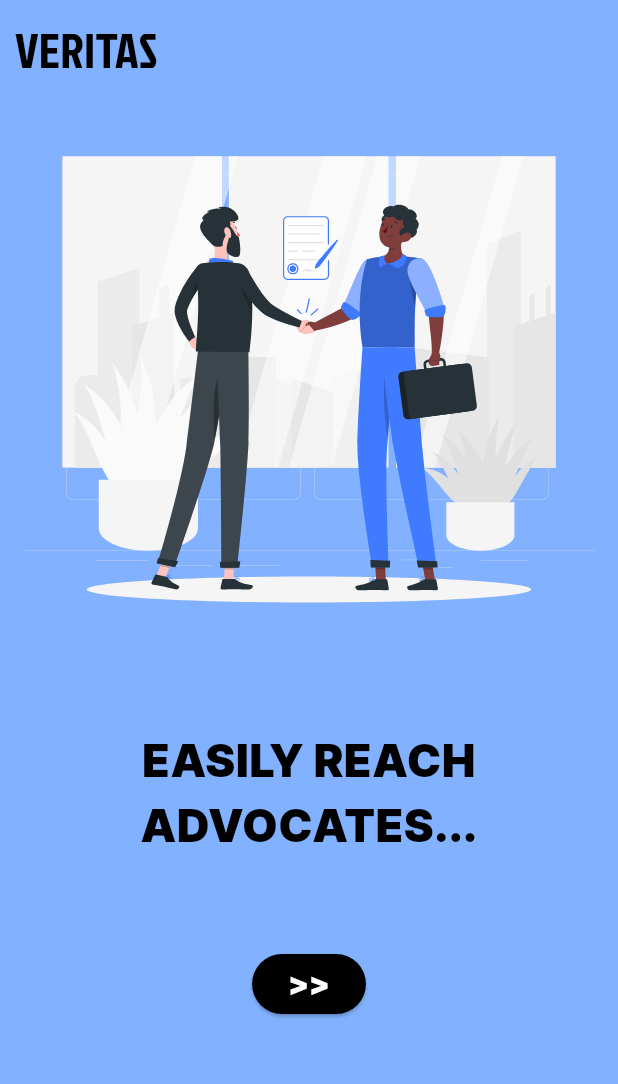
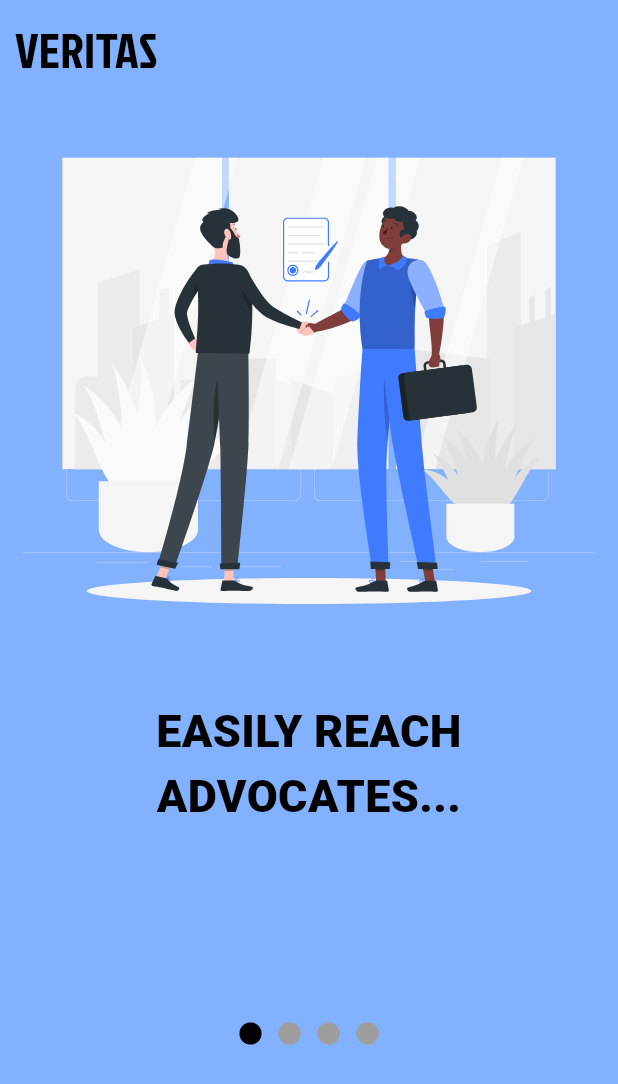
Before and after one commit to Veritas-app/veritas_app, a Flutter app: the screen it shows after launch, after a tap on "I need an ADVOCATE", on a phone screen of 412 x 824 dp. Shown: the top 1084 px of the screen. Run offline on Flutter 3.47's test engine with Material 3 defaults, Android fonts, the phone set to English and light mode, and no system bars; our stand-ins replace firebase_auth, firebase_core, flutter_svg; accounts and stored records are empty.

Commit message:
still need to complete lot of work

```diff
--- a/lib/main.dart
+++ b/lib/main.dart
@@ -1,14 +1,22 @@
 import 'package:flutter/material.dart';
 import 'package:flutter/services.dart';
 import 'package:flutter/scheduler.dart';
+
 import 'package:veritas/pages/signupdetails.dart';
 import 'package:veritas/pages/splash.dart';
 import 'package:veritas/pages/imlawyer.dart';
 import 'package:veritas/pages/client/clientfeature.dart';
 import 'package:veritas/pages/loginpage.dart';
 import 'package:veritas/pages/client/clientdashboard.dart';
+import 'package:firebase_auth/firebase_auth.dart';
+import "package:firebase_core/firebase_core.dart";
+import 'package:veritas/firebase_options.dart';
 
-void main() => runApp(MaterialApp(
+
+void main(){
+  // WidgetsFlutterBinding.ensureInitialized();
+  // Firebase.initializeApp(options: DefaultFirebaseOptions.currentPlatform);
+  return runApp(MaterialApp(
     // home: Splash(),
     initialRoute: "/first",
     routes: {
@@ -18,8 +26,10 @@ void main() => runApp(MaterialApp(
       "/login": (context) => login(),
       "/cldashboard": (context) => cldashboard(),
       "/signupdetails": (context) => signInDetails()
-  },
-));
+    },
+  )
+  );
+}
 
 // class Splash extends StatelessWidget {
 //   @override
--- a/lib/pages/client/clientfeature.dart
+++ b/lib/pages/client/clientfeature.dart
@@ -1,27 +1,44 @@
 import 'package:flutter/material.dart';
 import 'package:flutter_svg/flutter_svg.dart';
+import 'package:veritas/pages/functions.dart';
+
 
 class clfeat extends StatefulWidget {
+  // const clfeat({key}) : super(key:key);
+
   @override
   State<clfeat> createState() => _clfeatState();
 }
 
 class _clfeatState extends State<clfeat> {
-  int counter = 1;
+  late final PageController pageController;
+  int pageNo = 0;
+  int counter = 0;
 
   Map feattext = {
-    1: "EASILY REACH ADVOCATES...",
-    2: "CLEAR YOUR DOUBTS RELATED TO YOUR CASE...",
-    3: "PRIVACY REGARDING THE CASE",
-    4: "GET TOP LAWYERS NEAR YOUR AREA",
+    0: "EASILY REACH ADVOCATES...",
+    1: "CLEAR YOUR DOUBTS RELATED TO YOUR CASE...",
+    2: "PRIVACY REGARDING THE CASE",
+    3: "GET TOP LAWYERS NEAR YOUR AREA",
   };
   Map featimg = {
-    1: "assets/images/Business deal.svg",
-    2: "assets/images/Chat bot-pana 1.svg",
-    3: "",
-    4: "",
+    0: "assets/images/Business deal.svg",
+    1: "assets/images/Chat bot-pana 1.svg",
+    2: "assets/images/Group 1.svg",
+    3: "assets/images/Lawyer-pana 1.svg",
   };
 
+  @override
+  void initState(){
+    pageController = PageController();
+    super.initState();
+  }
+
+  @override
+  void dispose() {
+    pageController.dispose();
+    super.dispose();
+  }
   @override
   Widget build(BuildContext context) {
     return MaterialApp(
@@ -32,55 +49,58 @@ class _clfeatState extends State<clfeat> {
             crossAxisAlignment: CrossAxisAlignment.center,
             mainAxisSize: MainAxisSize.max,
             children: <Widget>[
-                Container(
-                  alignment: Alignment.centerLeft,
-                  padding: EdgeInsets.all(10),
-                  child: Text("VERITAS",
+              Func.veritastext(),
+              SizedBox(
+                height: 600,
+                child: PageView.builder(
+                    controller: pageController,
+                    onPageChanged: (index){
+                      pageNo = index;
+                      counter = index;
+                      setState(() {
+
+                      });
+                    },
+                    itemBuilder: (_, index) {
+                      return AnimatedBuilder(
+                        animation: pageController,
+                        builder: (context,child){
+                          return child!;
+                        },
+                        child: Container(
+                          margin: const EdgeInsets.all(10),
+                          color: Colors.blueAccent[100],
+                          child: Column(
+                            // mainAxisAlignment: MainAxisAlignment.center,
+                            children: <Widget>[
+                              SvgPicture.asset(featimg[counter]),
+                              SizedBox(height: 8),
+                              Text(feattext[counter],
+                                textAlign: TextAlign.center,
                                 style: TextStyle(
-                        fontFamily: "Jockey One",
-                        fontSize: 32.0,
+                                  fontWeight: FontWeight.w800,
                                   color: Colors.black,
-                      )
+                                  fontSize: 30,
                                 ),
                               ),
-                SvgPicture.asset(
-                  featimg[counter],
-                  height: 400, width: 400,
-                  fit: BoxFit.scaleDown,
-                  alignment: Alignment.center,
-                ),
-                Container(
-                  padding: EdgeInsets.only(top: 20),
-
-                  child: Text(feattext[counter],
-                    textAlign: TextAlign.center,
-                    style: TextStyle(
-                      fontFamily: "Inter",
-                      fontSize: 30.0,
-                      color: Colors.black,
-                      fontWeight: FontWeight.w700, // NOTE THE FONT WEIGHT OF
-                      // ######## THIS TEXT IT DOESNT LOOK GOOD
+                            ],
                           ),
                         ),
+                      );
+                    },
+                    itemCount: 4),
               ),
-                Container(
-                  padding: EdgeInsets.only(top:60),
-                  child: ElevatedButton(
-                    onPressed: () {
-                      setState(() {
-                        counter++;
-                      });;
-                    },
-                    style: ButtonStyle(
-                      backgroundColor: MaterialStatePropertyAll<Color>(Colors.black),
-                    ),
-                    child: Text(
-                      ">>",
-                      style: TextStyle(
-                        fontFamily: "Inter",
-                        fontWeight: FontWeight.w700,
-                        fontSize: 20.0,
-                        color: Colors.white,
+              SizedBox(height: 10),
+              Row(
+                mainAxisAlignment: MainAxisAlignment.center,
+                children: List.generate(4,(index) => Container(
+                  margin: const EdgeInsets.all(4),
+                  child: Icon(
+                    Icons.circle,
+                    size:18,
+                    color: pageNo == index
+                        ? Colors.black
+                        : Colors.grey,
                   ),
                 ),
                 ),
@@ -88,19 +108,7 @@ class _clfeatState extends State<clfeat> {
             ],
           ),
         ),
-        )
+      ),
     );
   }
 }
-
-// class featurepage {
-//
-//   String text;
-//   Svg img;
-//
-//   featurepage(String text, Svg img){
-//     this.text = text;
-//     this.img = img;
-//   }
-//
-// }
--- a/lib/pages/functions.dart
+++ b/lib/pages/functions.dart
@@ -0,0 +1,18 @@
+import 'package:flutter/material.dart';
+
+class Func{
+  static veritastext(){
+    return Container(
+      alignment: Alignment.centerLeft,
+      padding: EdgeInsets.all(10),
+      child: Text("VERITAS",
+        style: TextStyle(
+          fontFamily: "Jockey One",
+          fontSize: 32.0,
+          color: Colors.black,
+        ),
+      ),
+    );
+
+  }
+}
--- a/pubspec.yaml
+++ b/pubspec.yaml
@@ -10,6 +10,8 @@ dependencies:
   cached_network_image: ^3.3.0
   flutter_svg: ^2.0.9
   intl: ^0.19.0
+  firebase_auth: ^4.16.0
+  firebase_core: ^2.24.2
 dev_dependencies:
   flutter_test:
     sdk: flutter
```
Also changed, not shown: lib/pages/client/clientdashboard.dart (+48 -2 lines), lib/pages/loginpage.dart (+28 -23 lines), lib/firebase_options.dart, pubspec.lock, 3 other files. Lines whose indentation alone changed are shown as unchanged.
